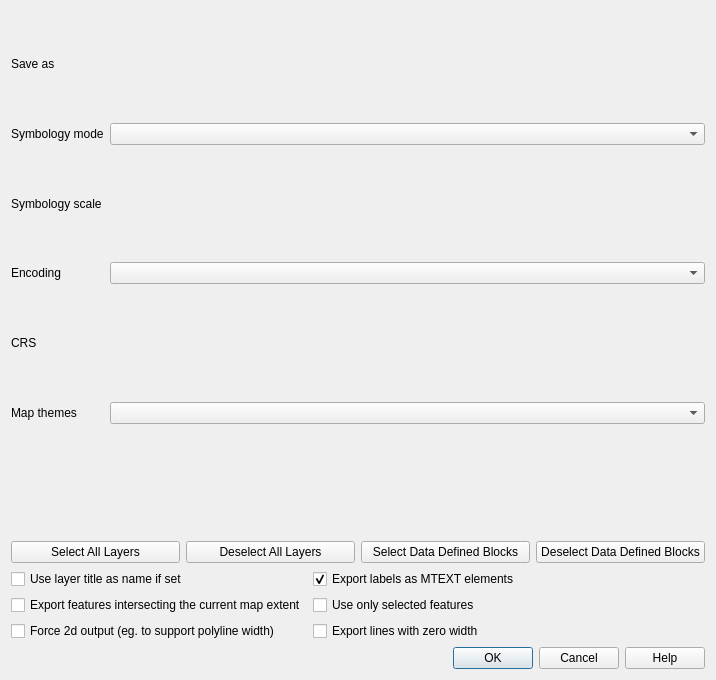
This is src/ui/qgsdxfexportdialogbase.ui in qgis/QGIS as Qt 5 draws it before an edit. The edited form follows.
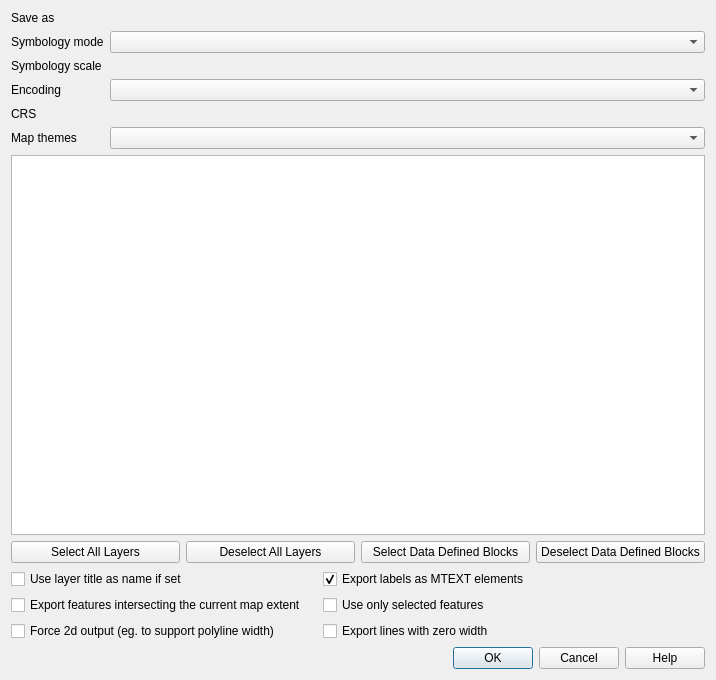
This is the edited form. Custom widgets are drawn as their Qt base class.

Commit message:
Set mTreeView to QTreeWidget type and not QgsLayerTreeView
Also clean up ui file, add spacing and set convenient behavior and default width for columns

```diff
--- a/src/ui/qgsdxfexportdialogbase.ui
+++ b/src/ui/qgsdxfexportdialogbase.ui
@@ -123,12 +123,17 @@
      <item row="5" column="1">
       <widget class="QComboBox" name="mVisibilityPresets"/>
      </item>
+     <item row="6" column="0" colspan="2">
+      <widget class="QTreeView" name="mTreeView">
+       <property name="sizePolicy">
+        <sizepolicy hsizetype="Expanding" vsizetype="Expanding">
+         <horstretch>0</horstretch>
+         <verstretch>1</verstretch>
+        </sizepolicy>
+       </property>
+      </widget>
+     </item>
      <item row="7" column="0" colspan="2">
-      <widget class="QWidget" name="mTreeViewContainer">
-      <layout class="QHBoxLayout" name="mTreeViewLayout"/>
-      </widget>
-     </item>
-     <item row="9" column="0" colspan="2">
       <layout class="QGridLayout" name="gridLayout_3">
        <item row="0" column="0">
         <widget class="QPushButton" name="mSelectAllButton">
@@ -160,7 +165,7 @@
        </item>
       </layout>
      </item>
-     <item row="11" column="0" colspan="2">
+     <item row="8" column="0" colspan="2">
       <layout class="QGridLayout" name="gridLayout">
        <item row="1" column="0">
         <widget class="QCheckBox" name="mMapExtentCheckBox">
@@ -186,7 +191,7 @@
          </property>
         </widget>
        </item>
-       <item row="0" column="1">
+       <item row="0" column="2">
         <widget class="QCheckBox" name="mMTextCheckBox">
          <property name="text">
           <string>Export labels as MTEXT elements</string>
@@ -196,7 +201,7 @@
          </property>
         </widget>
        </item>
-       <item row="0" column="2">
+       <item row="0" column="3">
         <spacer name="horizontalSpacer_2">
          <property name="orientation">
           <enum>Qt::Horizontal</enum>
@@ -209,20 +214,36 @@
          </property>
         </spacer>
        </item>
-       <item row="1" column="1">
+       <item row="1" column="2">
         <widget class="QCheckBox" name="mSelectedFeaturesOnly">
          <property name="text">
           <string>Use only selected features</string>
          </property>
         </widget>
        </item>
-       <item row="2" column="1">
+       <item row="2" column="2">
         <widget class="QCheckBox" name="mHairlineWidthExportCheckBox">
          <property name="text">
           <string>Export lines with zero width</string>
          </property>
         </widget>
        </item>
+       <item row="0" column="1">
+        <spacer name="horizontalSpacer">
+         <property name="orientation">
+          <enum>Qt::Horizontal</enum>
+         </property>
+         <property name="sizeType">
+          <enum>QSizePolicy::Fixed</enum>
+         </property>
+         <property name="sizeHint" stdset="0">
+          <size>
+           <width>10</width>
+           <height>20</height>
+          </size>
+         </property>
+        </spacer>
+       </item>
       </layout>
      </item>
      <item row="15" column="0" colspan="2">
```
Left out of the diff: 4 changed lines with no effect on the pictures. The commit also changes 1 other file.
